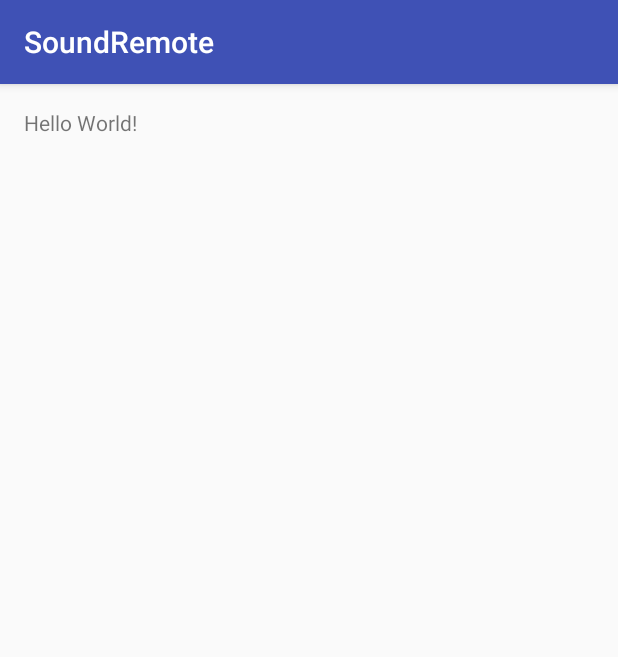
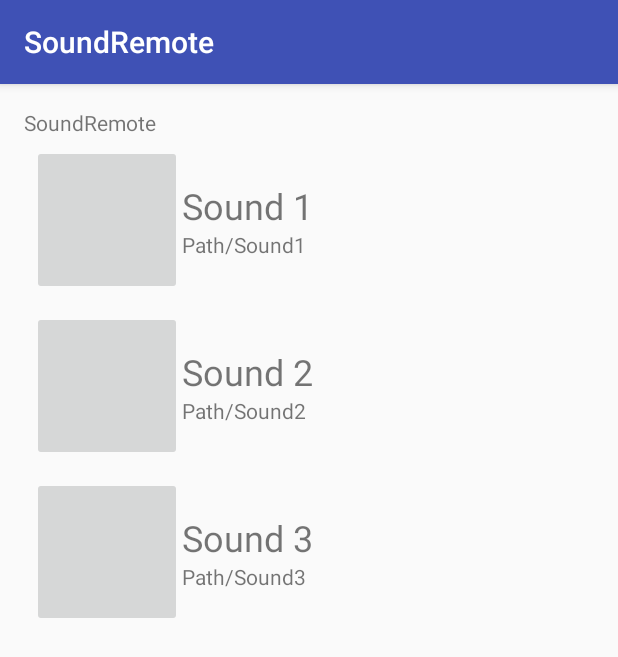
Before and after one commit to skyrien/SoundRemote, an Android app: the screen it shows after launch (MainActivity), on a phone screen of 412 x 824 dp. Shown: the top 657 px of the screen. Run offline under Robolectric (Android 15) with nearby library versions, the phone set to English and light mode, and no system bars.

Commit message:
Added paths, changed textviews to edittext then back again cuz its better this way

```diff
--- a/soundremote-phone/src/main/res/layout/activity_main.xml
+++ b/soundremote-phone/src/main/res/layout/activity_main.xml
@@ -8,6 +8,111 @@
     android:paddingTop="@dimen/activity_vertical_margin"
     tools:context="com.skyrien.soundremote.MainActivity">
 
-    <TextView android:layout_width="wrap_content" android:layout_height="wrap_content"
-        android:text="Hello World!" />
+    <LinearLayout
+        android:layout_width="match_parent"
+        android:layout_height="wrap_content"
+        android:orientation="vertical">
+
+        <TextView android:layout_width="wrap_content" android:layout_height="wrap_content"
+            android:text="@string/app_name"/>
+
+        <LinearLayout
+            android:layout_width="match_parent"
+            android:layout_height="wrap_content"
+            android:orientation="horizontal"
+            android:padding="5dp"
+            android:gravity="">
+
+            <ImageButton
+                android:id="@+id/sound1_img"
+                android:layout_width="100dp"
+                android:layout_height="100dp" />
+
+            <LinearLayout
+                android:layout_width="wrap_content"
+                android:layout_height="match_parent"
+                android:orientation="vertical"
+                android:gravity="center_vertical">
+
+                <TextView
+                    android:id="@+id/sound1_txt"
+                    android:layout_width="wrap_content"
+                    android:layout_height="wrap_content"
+                    android:text="@string/sound1_txt"
+                    android:textSize="24dp"/>
+                <TextView
+                    android:id="@+id/sound1_path"
+                    android:layout_width="wrap_content"
+                    android:layout_height="wrap_content"
+                    android:text="@string/sound1_path"/>
+            </LinearLayout>
+
+
+        </LinearLayout>
+
+        <LinearLayout
+            android:layout_width="match_parent"
+            android:layout_height="wrap_content"
+            android:orientation="horizontal"
+            android:padding="5dp">
+
+            <ImageButton
+                android:id="@+id/sound2_img"
+                android:layout_width="100dp"
+                android:layout_height="100dp" />
+
+            <LinearLayout
+                android:layout_width="wrap_content"
+                android:layout_height="match_parent"
+                android:orientation="vertical"
+                android:gravity="center_vertical">
+
+                <TextView
+                    android:id="@+id/sound2_txt"
+                    android:layout_width="wrap_content"
+                    android:layout_height="wrap_content"
+                    android:text="@string/sound2_txt"
+                    android:textSize="24dp"/>
+                <TextView
+                    android:id="@+id/sound2_path"
+                    android:layout_width="wrap_content"
+                    android:layout_height="wrap_content"
+                    android:text="@string/sound2_path"/>
+            </LinearLayout>
+        </LinearLayout>
+
+        <LinearLayout
+            android:layout_width="match_parent"
+            android:layout_height="wrap_content"
+            android:orientation="horizontal"
+            android:padding="5dp">
+
+            <ImageButton
+                android:id="@+id/sound3_img"
+                android:layout_width="100dp"
+                android:layout_height="100dp" />
+
+            <LinearLayout
+                android:layout_width="wrap_content"
+                android:layout_height="match_parent"
+                android:orientation="vertical"
+                android:gravity="center_vertical">
+
+                <TextView
+                    android:id="@+id/sound3_txt"
+                    android:layout_width="wrap_content"
+                    android:layout_height="wrap_content"
+                    android:text="@string/sound3_txt"
+                    android:textSize="24dp"/>
+                <TextView
+                    android:id="@+id/sound3_path"
+                    android:layout_width="wrap_content"
+                    android:layout_height="wrap_content"
+                    android:text="@string/sound3_path"/>
+            </LinearLayout>
+        </LinearLayout>
+
+    </LinearLayout>
+
+
 </RelativeLayout>
--- a/soundremote-phone/src/main/res/values/strings.xml
+++ b/soundremote-phone/src/main/res/values/strings.xml
@@ -1,3 +1,9 @@
 <resources>
     <string name="app_name">SoundRemote</string>
+    <string name="sound1_txt">Sound 1</string>
+    <string name="sound2_txt">Sound 2</string>
+    <string name="sound3_txt">Sound 3</string>
+    <string name="sound1_path">Path/Sound1</string>
+    <string name="sound2_path">Path/Sound2</string>
+    <string name="sound3_path">Path/Sound3</string>
 </resources>
```
